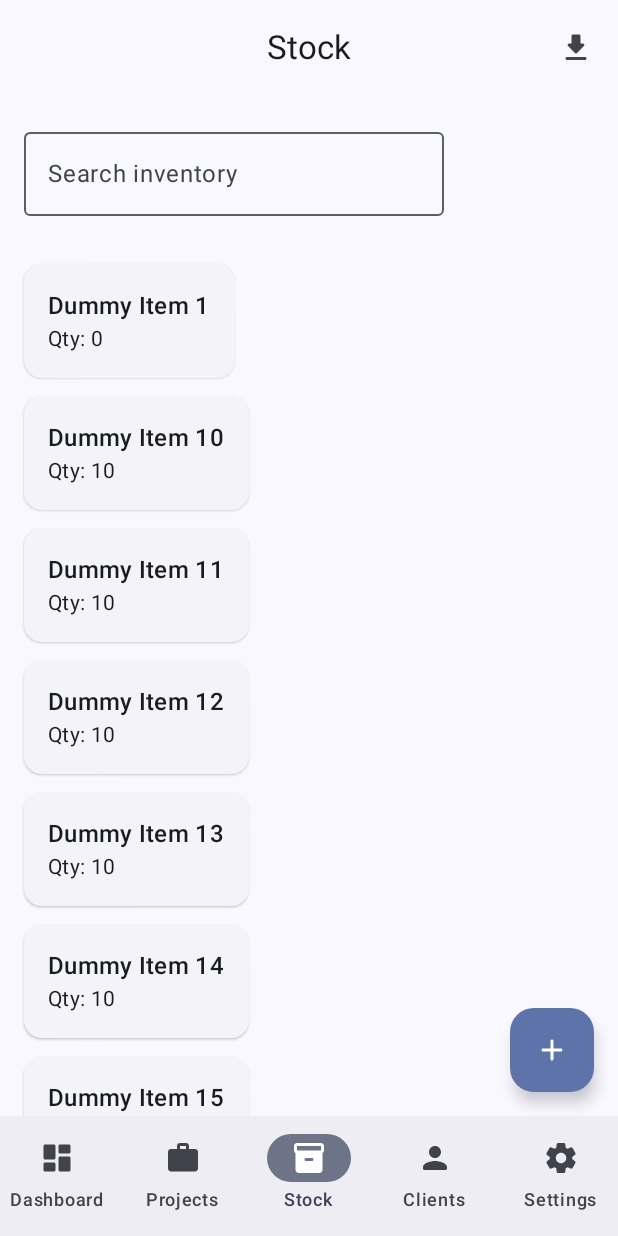
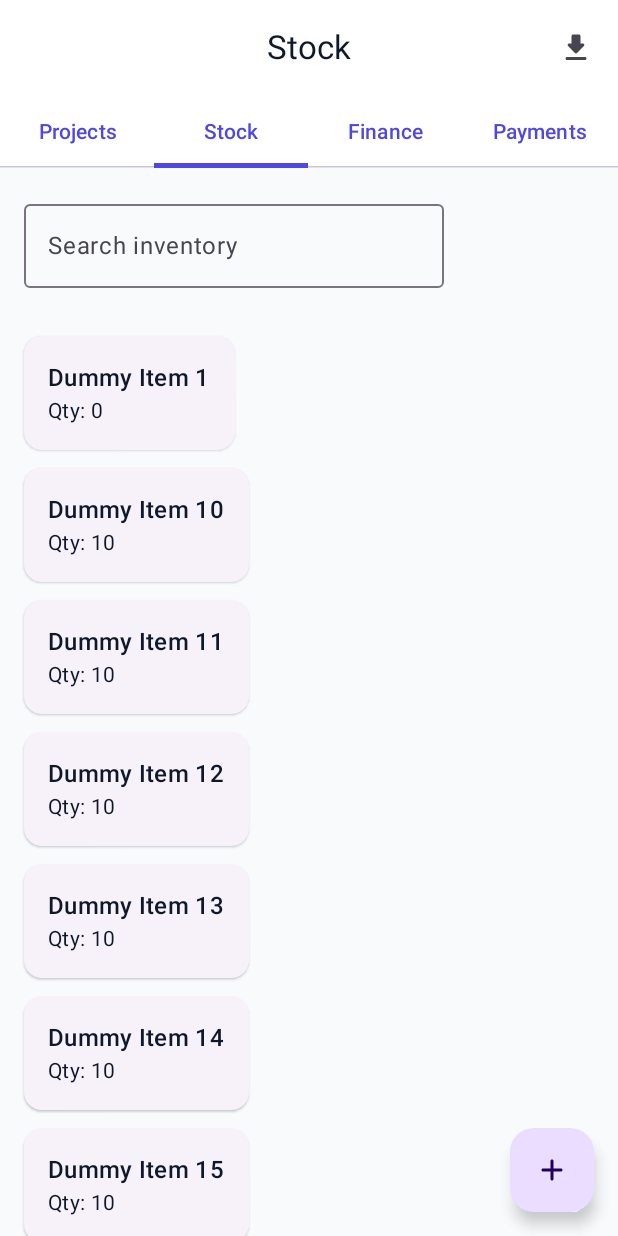
Before and after one commit to Andr3yup-ro/FurnitureWorkshopApp, an Android app built with Jetpack Compose: the screen it shows after launch (MainActivity), after a tap on "Stock Items", on a phone screen of 412 x 824 dp. Run offline under Robolectric (Android 15) with nearby library versions, the phone set to English and light mode, and no system bars; our stand-ins replace Dagger/Hilt's generated code, Room's generated code.

Commit message:
feat(ui): switch to top tabs (Projects, Stock, Finance, Payments) to match web; add Payments screen; lock static color scheme to match site

```diff
--- a/app/src/main/java/com/predandrei/atelier/navigation/RootNav.kt
+++ b/app/src/main/java/com/predandrei/atelier/navigation/RootNav.kt
@@ -15,6 +15,8 @@ import androidx.compose.material3.Scaffold
 import androidx.compose.material3.Text
 import androidx.compose.material3.CenterAlignedTopAppBar
 import androidx.compose.material3.IconButton
+import androidx.compose.material3.Tab
+import androidx.compose.material3.TabRow
 import androidx.compose.material.icons.rounded.ArrowBack
 import androidx.compose.material.icons.rounded.Download
 import androidx.compose.runtime.*
@@ -41,6 +43,7 @@ import com.predandrei.atelier.ui.screens.ProjectPaymentsScreen
 import com.predandrei.atelier.ui.screens.ProjectMaterialsScreen
 import com.predandrei.atelier.ui.screens.SettingsScreen
 import com.predandrei.atelier.ui.screens.ReportsScreen
+import com.predandrei.atelier.ui.screens.PaymentsScreen
 import com.predandrei.atelier.ui.screens.CategoriesScreen
 import com.predandrei.atelier.ui.screens.CategoryEditScreen
 import com.predandrei.atelier.ui.screens.SuppliersScreen
@@ -96,7 +99,8 @@ fun RootNav() {
         }
     }
     Scaffold(
-        topBar = { CenterAlignedTopAppBar(
+        topBar = { androidx.compose.foundation.layout.Column {
+            CenterAlignedTopAppBar(
             title = {
                 val titleRes = bottomDestinations.firstOrNull { it.route == currentRoute }?.labelRes
                 if (titleRes != null) Text(stringResource(titleRes)) else Text(currentRoute.replaceFirstChar { it.uppercase() })
@@ -133,26 +137,36 @@ fun RootNav() {
                     }
                 }
             }
-        ) },
-        bottomBar = {
-            NavigationBar {
-                bottomDestinations.forEach { dest ->
-                    val selected = currentDestination?.hierarchy?.any { it.route == dest.route } == true
-                    NavigationBarItem(
-                        selected = selected,
+            )
+            // Top tabs to match website
+            val tabs = listOf(
+                Destination("projects", R.string.nav_projects, Icons.Rounded.Work),
+                Destination("inventory", R.string.nav_inventory, Icons.Rounded.Inventory2),
+                Destination("finance", R.string.nav_finance, Icons.Rounded.Dashboard),
+                Destination("payments", R.string.nav_payments, Icons.Rounded.Dashboard),
+            )
+            val selectedIndex = tabs.indexOfFirst { it.route == currentRoute }.coerceAtLeast(0)
+            if (currentRoute in tabs.map { it.route }) {
+                TabRow(selectedTabIndex = selectedIndex) {
+                    tabs.forEachIndexed { index, dest ->
+                        Tab(
+                            selected = index == selectedIndex,
                             onClick = {
+                                if (currentRoute != dest.route) {
                                     navController.navigate(dest.route) {
                                         popUpTo(navController.graph.findStartDestination().id) { saveState = true }
                                         launchSingleTop = true
                                         restoreState = true
                                     }
+                                }
                             },
-                        icon = { Icon(dest.icon, contentDescription = stringResource(dest.labelRes)) },
-                        label = { Text(stringResource(dest.labelRes)) }
+                            text = { Text(stringResource(dest.labelRes)) }
                         )
                     }
                 }
-        },
+            }
+        } },
+        bottomBar = {},
         floatingActionButton = {
             val ctx = LocalContext.current
             when (currentRoute) {
@@ -198,6 +212,7 @@ fun RootNav() {
                 })
             }
             composable("finance") { FinanceScreen(modifier = Modifier.fillMaxSize()) }
+            composable("payments") { PaymentsScreen() }
             composable("project_payments/{projectId}") { backStack ->
                 val id = backStack.arguments?.getString("projectId")?.toLongOrNull() ?: 0L
                 ProjectPaymentsScreen(projectId = id, onDone = { navController.popBackStack() })
--- a/app/src/main/java/com/predandrei/atelier/ui/theme/Theme.kt
+++ b/app/src/main/java/com/predandrei/atelier/ui/theme/Theme.kt
@@ -5,24 +5,38 @@ import androidx.compose.foundation.isSystemInDarkTheme
 import androidx.compose.material3.*
 import androidx.compose.runtime.Composable
 import androidx.compose.ui.platform.LocalContext
+import androidx.compose.ui.graphics.Color
 
 @Composable
 fun ManagerPrestanTheme(
     darkTheme: Boolean = isSystemInDarkTheme(),
-    dynamicColor: Boolean = true,
     content: @Composable () -> Unit
 ) {
-    val context = LocalContext.current
-    val colorScheme = when {
-        dynamicColor && Build.VERSION.SDK_INT >= Build.VERSION_CODES.S -> {
-            if (darkTheme) dynamicDarkColorScheme(context) else dynamicLightColorScheme(context)
-        }
-        darkTheme -> darkColorScheme()
-        else -> lightColorScheme()
-    }
-
+    // Static color scheme to match website style (easily adjustable)
+    val light = lightColorScheme(
+        primary = Color(0xFF4F46E5), // Indigo 600
+        onPrimary = Color.White,
+        secondary = Color(0xFF10B981), // Emerald 500
+        onSecondary = Color.White,
+        tertiary = Color(0xFFF59E0B), // Amber 500
+        onTertiary = Color.Black,
+        background = Color(0xFFF8FAFC), // slate-50
+        surface = Color(0xFFFFFFFF),
+        onSurface = Color(0xFF0F172A) // slate-900
+    )
+    val dark = darkColorScheme(
+        primary = Color(0xFF818CF8),
+        onPrimary = Color.Black,
+        secondary = Color(0xFF34D399),
+        onSecondary = Color.Black,
+        tertiary = Color(0xFFFBBF24),
+        onTertiary = Color.Black,
+        background = Color(0xFF0B1220),
+        surface = Color(0xFF111827),
+        onSurface = Color(0xFFE5E7EB)
+    )
     MaterialTheme(
-        colorScheme = colorScheme,
+        colorScheme = if (darkTheme) dark else light,
         typography = Typography(),
         content = content
     )
--- a/app/src/main/java/com/predandrei/atelier/ui/viewmodel/PaymentsViewModel.kt
+++ b/app/src/main/java/com/predandrei/atelier/ui/viewmodel/PaymentsViewModel.kt
@@ -18,6 +18,9 @@ class PaymentsViewModel @Inject constructor(
     private val db: AppDatabase
 ) : ViewModel() {
     val allInstallments = db.paymentDao().getAllInstallments()
+        .stateIn(viewModelScope, SharingStarted.WhileSubscribed(5000), emptyList())
+
+    val allPlans = db.paymentDao().getPlans()
         .stateIn(viewModelScope, SharingStarted.WhileSubscribed(5000), emptyList())
 
     fun planForProject(projectId: Long): StateFlow<PaymentPlan?> =
```
Also changed, not shown: app/src/main/java/com/predandrei/atelier/ui/screens/PaymentsScreen.kt (added, +46 -0 lines). Lines whose indentation alone changed are shown as unchanged.
